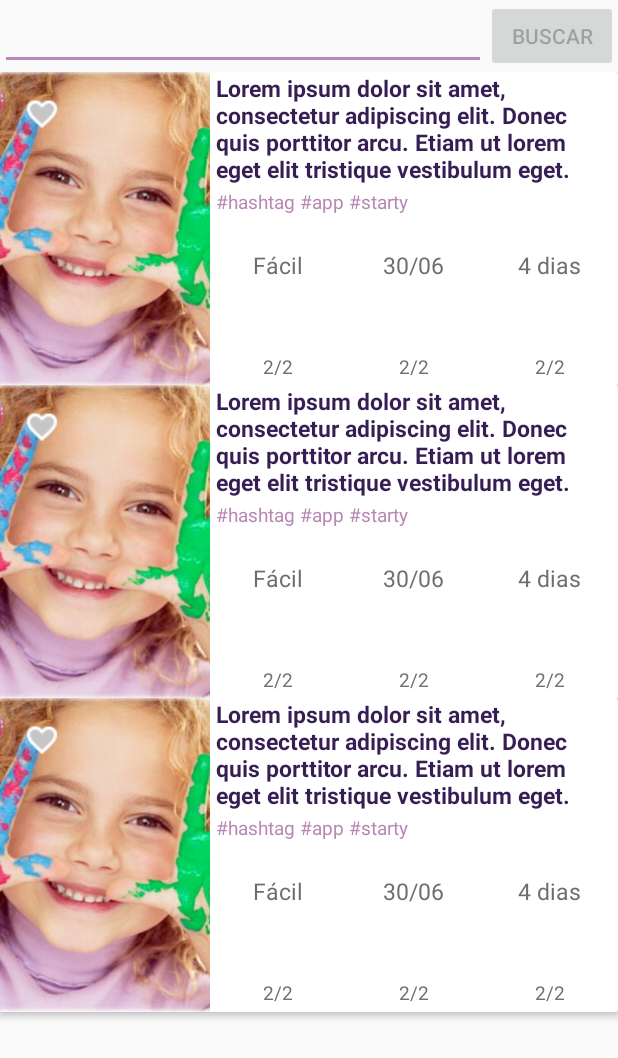
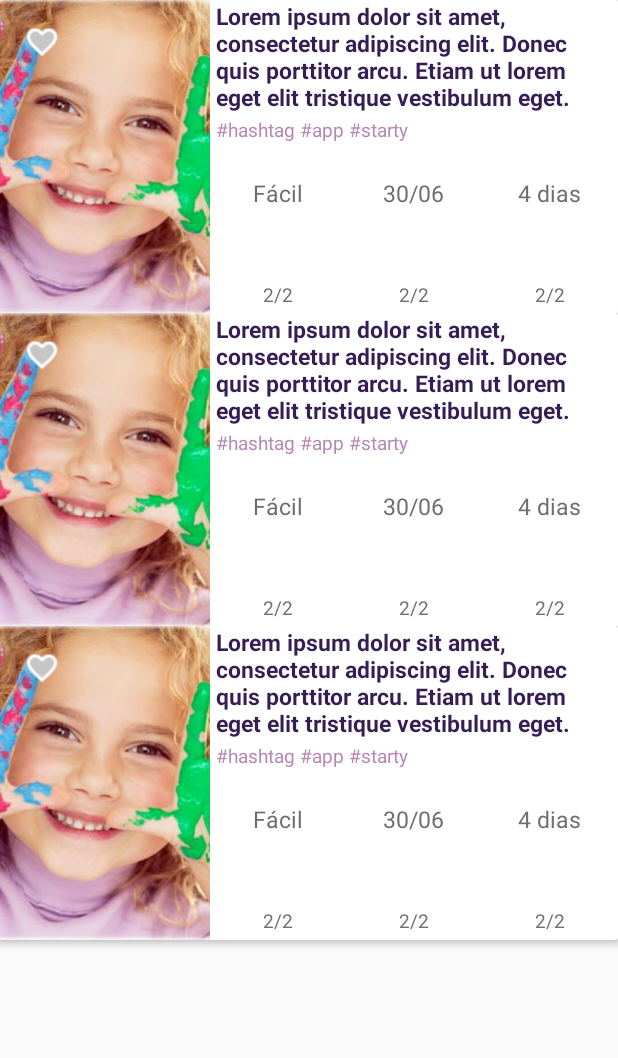
Before and after one commit to edwardcosta/Start, an Android app: the layout fragment_search.xml on its own in the app's theme, with its tools: preview values and no code run, on a phone screen of 412 x 824 dp. Shown: the top 1058 px of the screen. Run offline under Robolectric (Android 15) with nearby library versions, the phone set to English and light mode, and no system bars.

Commit message:
Search on Toolbar

```diff
--- a/app/src/main/AndroidManifest.xml
+++ b/app/src/main/AndroidManifest.xml
@@ -34,7 +34,7 @@
             android:theme="@style/AppTheme.NoActionBar"
             android:label="@string/app_name"/>
         <activity
-            android:name=".Screens.Auth.Login.LoginActivity"
+            android:name=".Screens.Auth.LoginActivity"
             android:screenOrientation="portrait"
             android:theme="@style/AppTheme.NoActionBar"/>
         <activity
--- a/app/src/main/java/com/android/usuario/start/Screens/Auth/Login/LoginFragmet.java
+++ b/app/src/main/java/com/android/usuario/start/Screens/Auth/Login/LoginFragmet.java
@@ -6,7 +6,6 @@ import android.graphics.Typeface;
 import android.os.Bundle;
 import android.support.annotation.NonNull;
 import android.support.annotation.Nullable;
-import android.support.design.widget.TextInputEditText;
 import android.support.design.widget.TextInputLayout;
 import android.support.v4.app.Fragment;
 import android.util.Log;
@@ -18,6 +17,7 @@ import android.widget.TextView;
 import android.widget.Toast;
 
 import com.android.usuario.start.R;
+import com.android.usuario.start.Screens.Auth.LoginActivity;
 import com.android.usuario.start.Screens.Auth.SignupActivity;
 import com.android.usuario.start.Screens.ProfileChooser.ScreenSlidePagerActivity;
 import com.facebook.AccessToken;
--- a/app/src/main/java/com/android/usuario/start/Screens/Auth/Login/LoginActivity.java
+++ b/app/src/main/java/com/android/usuario/start/Screens/Auth/LoginActivity.java
@@ -1,4 +1,4 @@
-package com.android.usuario.start.Screens.Auth.Login;
+package com.android.usuario.start.Screens.Auth;
 
 import android.support.annotation.NonNull;
 import android.support.v4.app.Fragment;
@@ -9,6 +9,8 @@ import android.support.v7.app.AppCompatActivity;
 import android.os.Bundle;
 
 import com.android.usuario.start.R;
+import com.android.usuario.start.Screens.Auth.Login.LoginFragmet;
+import com.android.usuario.start.Screens.Auth.Login.WelcomeFragmet;
 import com.google.android.gms.common.ConnectionResult;
 import com.google.android.gms.common.api.GoogleApiClient;
 
--- a/app/src/main/java/com/android/usuario/start/Screens/Container/MainActivity.java
+++ b/app/src/main/java/com/android/usuario/start/Screens/Container/MainActivity.java
@@ -47,27 +47,22 @@ public class MainActivity extends AppCompatActivity {
                 case R.id.navigation_search:
                     fragment = new SearchView();
                     fragmentTransaction.add(R.id.content, fragment).commit();
-                    toolbar.setTitle("Search");
                     return true;
                 case R.id.navigation_star:
                     fragment = new FavoriteView();
                     fragmentTransaction.add(R.id.content, fragment).commit();
-                    toolbar.setTitle("Star");
                     return true;
                 case R.id.navigation_create:
                     fragment = new CreateProjectView();
                     fragmentTransaction.add(R.id.content, fragment).commit();
-                    toolbar.setTitle("Create");
                     return true;
                 case R.id.navigation_dashboard:
                     fragment = new CreateProjectView();
                     fragmentTransaction.add(R.id.content, fragment).commit();
-                    toolbar.setTitle("Dashboard");
                     return true;
                 case R.id.navigation_profile:
                     fragment = new ProfileFragment();
                     fragmentTransaction.add(R.id.content, fragment).commit();
-                    toolbar.setTitle("Profile");
                     return true;
             }
             return false;
@@ -82,6 +77,7 @@ public class MainActivity extends AppCompatActivity {
 
         toolbar = (Toolbar) findViewById(R.id.toolbar);
         setSupportActionBar(toolbar);
+        toolbar.setTitle("");
 
         BottomNavigationView navigation = (BottomNavigationView) findViewById(R.id.navigation);
         navigation.setOnNavigationItemSelectedListener(mOnNavigationItemSelectedListener);
--- a/app/src/main/java/com/android/usuario/start/Screens/Container/Profile/ProfileFragment.java
+++ b/app/src/main/java/com/android/usuario/start/Screens/Container/Profile/ProfileFragment.java
@@ -9,7 +9,7 @@ import android.view.ViewGroup;
 import android.widget.Button;
 
 import com.android.usuario.start.R;
-import com.android.usuario.start.Screens.Auth.Login.LoginActivity;
+import com.android.usuario.start.Screens.Auth.LoginActivity;
 import com.google.firebase.auth.FirebaseAuth;
 
 /**
--- a/app/src/main/java/com/android/usuario/start/Screens/Splash/SplashActivity.java
+++ b/app/src/main/java/com/android/usuario/start/Screens/Splash/SplashActivity.java
@@ -5,7 +5,7 @@ import android.os.Bundle;
 import android.support.annotation.Nullable;
 import android.support.v7.app.AppCompatActivity;
 
-import com.android.usuario.start.Screens.Auth.Login.LoginActivity;
+import com.android.usuario.start.Screens.Auth.LoginActivity;
 import com.android.usuario.start.Screens.ProfileChooser.ScreenSlidePagerActivity;
 import com.google.firebase.auth.FirebaseAuth;
 import com.google.firebase.auth.FirebaseUser;
--- a/app/src/main/res/layout/fragment_search.xml
+++ b/app/src/main/res/layout/fragment_search.xml
@@ -6,36 +6,10 @@
     android:layout_height="match_parent"
     tools:context="com.android.usuario.start.Screens.Container.MainActivity">
 
-    <LinearLayout
-        android:id="@+id/linearLayout"
-        android:layout_width="match_parent"
-        android:layout_height="wrap_content"
-        android:layout_alignParentLeft="true"
-        android:layout_alignParentStart="true"
-        android:orientation="horizontal">
-
-        <EditText
-            android:id="@+id/messageEditText"
-            android:layout_width="0dp"
-            android:layout_height="wrap_content"
-            android:layout_gravity="center_vertical"
-            android:layout_weight="1" />
-
-        <Button
-            android:id="@+id/sendButton"
-            android:layout_width="wrap_content"
-            android:layout_height="wrap_content"
-            android:layout_gravity="bottom"
-            android:enabled="false"
-            android:text="Buscar"/>
-
-    </LinearLayout>
-
     <ListView
         android:id="@+id/projectListView"
         android:layout_width="match_parent"
         android:layout_height="match_parent"
-        android:layout_below="@+id/linearLayout"
         android:divider="@android:color/transparent"
         android:transcriptMode="alwaysScroll"
         tools:listitem="@layout/card_project"/>
```
Also changed, not shown: app/src/main/res/drawable/ic_search.xml (added, +8 -0 lines), app/src/main/res/drawable/white_rounded.xml (added, +9 -0 lines).
